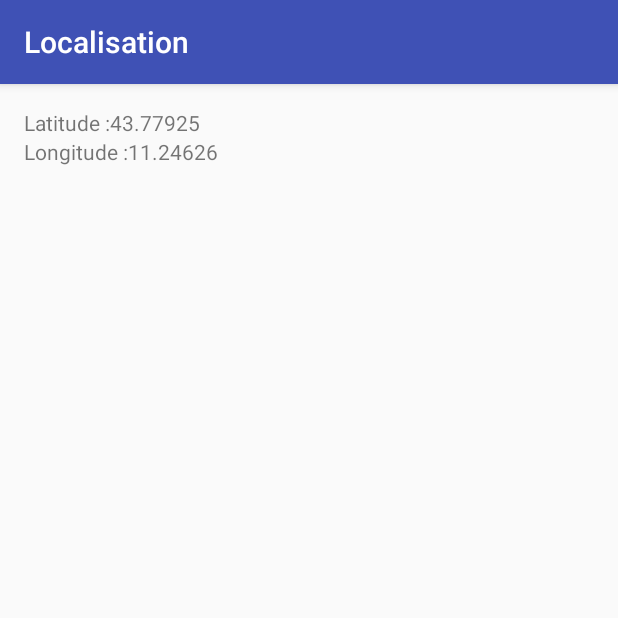
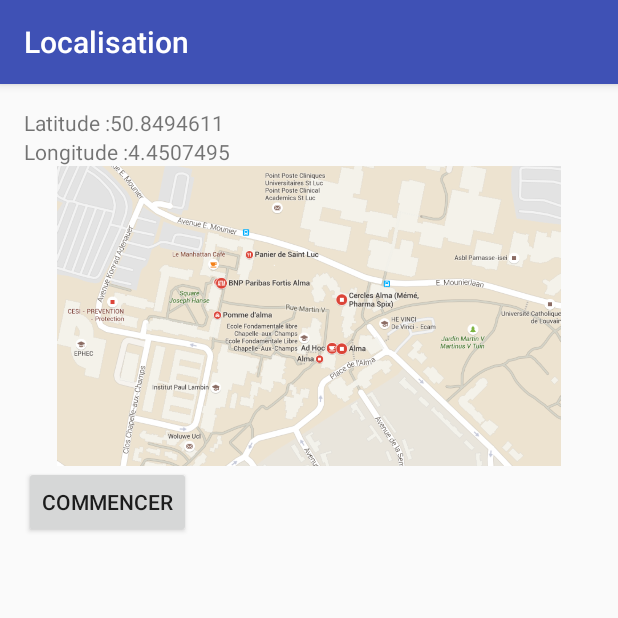
Before and after one commit to ngydat/Android_Projet, an Android app: the screen it shows after launch (LocalisationActivity), after a tap on "LOCALISER", on a phone screen of 412 x 824 dp, the top half of it. Run offline under Robolectric (Android 15) with nearby library versions, the phone set to English and light mode, and no system bars; plain views replace MapView.

Commit message:
Affichage de la carte campus alma + ajout scrollView dans content_localisation

```diff
--- a/app/src/main/AndroidManifest.xml
+++ b/app/src/main/AndroidManifest.xml
@@ -12,6 +12,7 @@
         android:label="@string/app_titre"
         android:supportsRtl="true"
         android:theme="@style/AppTheme" >
+        <uses-library android:name="com.google.android.maps" />
         <activity
             android:name=".MainActivity"
             android:label="@string/app_name"
--- a/app/src/main/java/ipl/android_projet/MainActivity.java
+++ b/app/src/main/java/ipl/android_projet/MainActivity.java
@@ -70,8 +70,8 @@ public class MainActivity extends AppCompatActivity {
 
     public void Localiser(View view){
 
-        double latitude = 43.7792500 ;
-        double longitude = 11.2462600;
+        double latitude = 50.8494611 ;
+        double longitude = 4.4507495;
 
         Intent intentLocaliser = new Intent(MainActivity.this,LocalisationActivity.class);
         intentLocaliser.putExtra("latitude",latitude);
--- a/app/src/main/res/layout/content_localisation.xml
+++ b/app/src/main/res/layout/content_localisation.xml
@@ -1,14 +1,21 @@
 <?xml version="1.0" encoding="utf-8"?>
-<RelativeLayout xmlns:android="http://schemas.android.com/apk/res/android"
+
+<ScrollView xmlns:android="http://schemas.android.com/apk/res/android"
     xmlns:tools="http://schemas.android.com/tools"
-    xmlns:app="http://schemas.android.com/apk/res-auto" android:layout_width="match_parent"
-    android:layout_height="match_parent" android:paddingLeft="@dimen/activity_horizontal_margin"
+    xmlns:app="http://schemas.android.com/apk/res-auto"
+    android:layout_width="fill_parent"
+    android:layout_height="fill_parent"
+    android:paddingLeft="@dimen/activity_horizontal_margin"
     android:paddingRight="@dimen/activity_horizontal_margin"
     android:paddingTop="@dimen/activity_vertical_margin"
     android:paddingBottom="@dimen/activity_vertical_margin"
     app:layout_behavior="@string/appbar_scrolling_view_behavior"
-    tools:showIn="@layout/activity_localisation"
-    tools:context="ipl.android_projet.LocalisationActivity">
+    tools:showIn="@layout/activity_main" tools:context=".MainActivity">
+
+
+<RelativeLayout
+    android:layout_width="match_parent"
+    android:layout_height="match_parent" >
 
     <TextView
         android:id="@+id/champ_latitude"
@@ -39,4 +46,35 @@
         android:layout_below="@id/latitude"
         />
 
+    <ImageView
+        android:id="@+id/image_campus_alma"
+        android:src="@drawable/campus_alma"
+        android:layout_below="@id/longitude"
+        android:layout_width="wrap_content"
+        android:layout_height="200dp"
+        />
+
+    <Button
+        android:id="@+id/button_commencer"
+        android:layout_width="wrap_content"
+        android:layout_height="wrap_content"
+        android:text="Commencer"
+        android:layout_below="@id/image_campus_alma"
+        android:onClick="Commencer"
+        />
+
+
+
+   <!-- <com.google.android.maps.MapView
+
+        android:id="@+id/mapView"
+        android:layout_width="fill_parent"
+        android:layout_height="fill_parent"
+        android:clickable="true"
+
+        android:apiKey="AIzaSyAq7p5J1JgufKgUAJ5sy19vdUm5YMNZz6A" />-->
+
+
+
 </RelativeLayout>
+</ScrollView>
```
Also changed, not shown: app/src/main/res/drawable/campus_alma.png (added).
